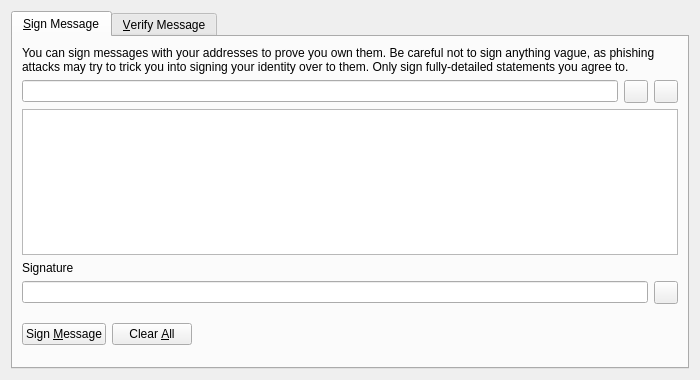
Old version of the form src/qt/forms/signverifymessagedialog.ui in the repository camenlx/dystem-core.
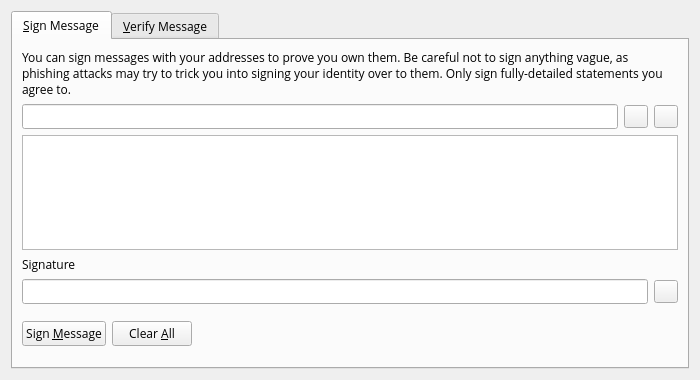
New version of the form. Icons and pictures are not drawn. Custom widgets are drawn as their Qt base class.

Commit message: Added open sans as the font on all screens

Diff of the .ui file:
```diff
--- a/src/qt/forms/signverifymessagedialog.ui
+++ b/src/qt/forms/signverifymessagedialog.ui
@@ -19,6 +19,11 @@
   <layout class="QVBoxLayout" name="verticalLayout">
    <item>
     <widget class="QTabWidget" name="tabWidget">
+     <property name="font">
+      <font>
+       <family>Open Sans</family>
+      </font>
+     </property>
      <property name="currentIndex">
       <number>0</number>
      </property>
```
The commit also changes 21 other files.
